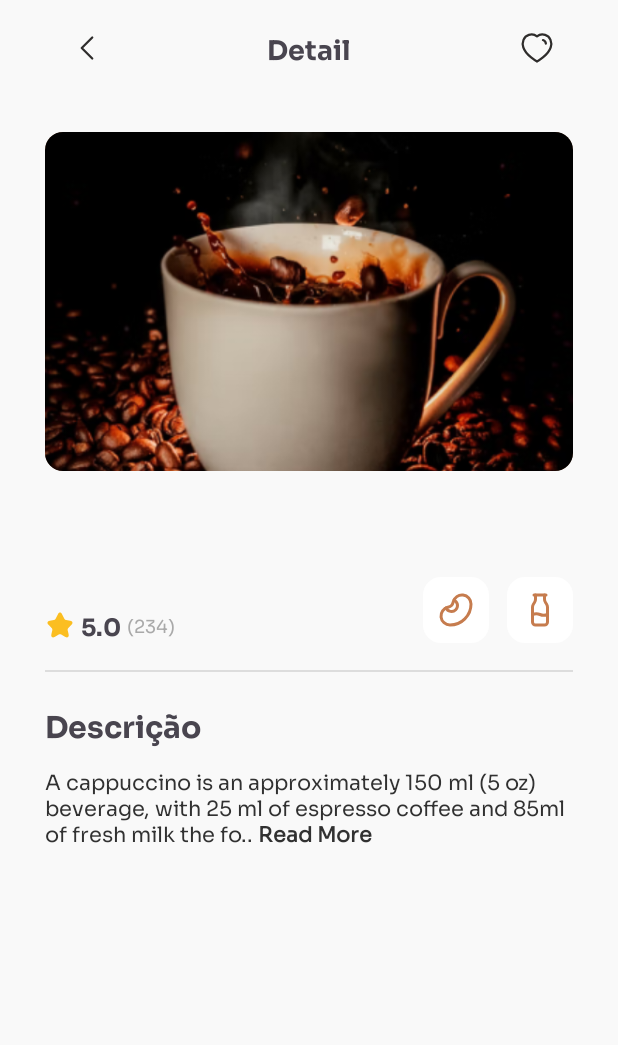
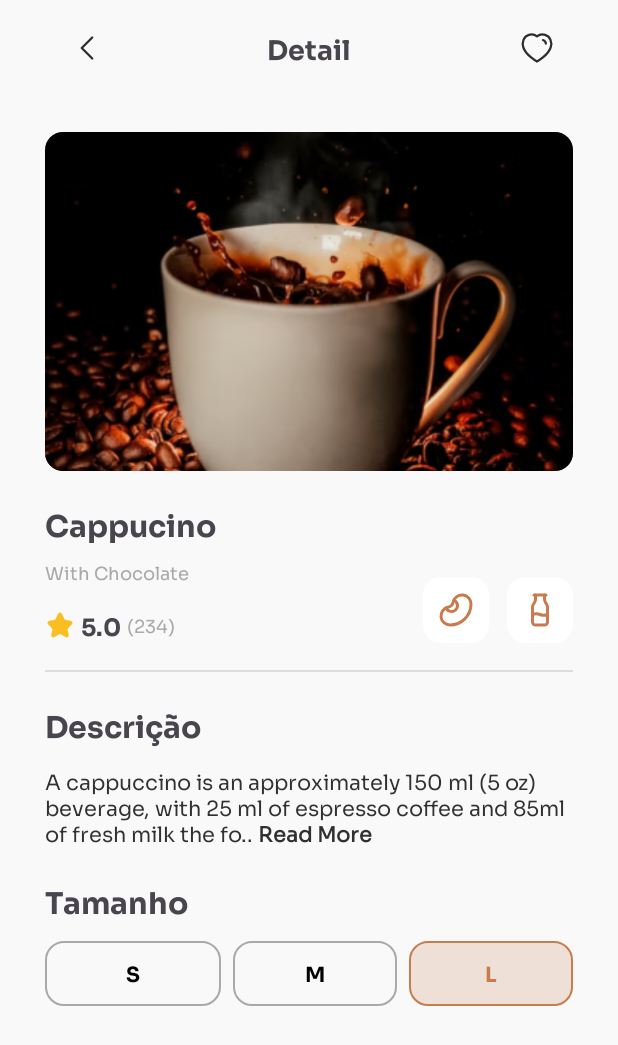
Before and after one commit to Matheus0liveira/coffee-shop, an Android app: the screen it shows after launch (DetailActivity), on a phone screen of 412 x 824 dp. Shown: the top 1045 px of the screen. Run offline under Robolectric (Android 15) with nearby library versions, the phone set to English and light mode, and no system bars.

Commit message:
feat: create size component

```diff
--- /dev/null
+++ b/app/src/main/java/com/matheus0liveira/coffeeshop/common/view/SizeInputRadio.kt
@@ -0,0 +1,122 @@
+package com.matheus0liveira.coffeeshop.common.view
+
+import android.annotation.SuppressLint
+import android.content.Context
+import android.util.AttributeSet
+import android.util.Log
+import android.util.Size
+import android.view.LayoutInflater
+import android.view.View
+import android.view.ViewGroup
+import android.widget.FrameLayout
+import androidx.appcompat.app.AppCompatActivity
+import androidx.constraintlayout.widget.ConstraintLayout
+import androidx.core.content.ContextCompat
+import androidx.core.content.res.ResourcesCompat
+import androidx.recyclerview.widget.GridLayoutManager
+import androidx.recyclerview.widget.RecyclerView
+import com.matheus0liveira.coffeeshop.R
+import com.matheus0liveira.coffeeshop.databinding.ItemSizeInputRadioBinding
+import com.matheus0liveira.coffeeshop.databinding.SizeInputRadioBinding
+
+
+data class SizeItem(
+    val label: String,
+    val value: String,
+    var enabled: Boolean = false
+)
+
+
+class SizeInputRadio : FrameLayout {
+    private lateinit var binding: SizeInputRadioBinding
+    lateinit var onChangeItemSize: (SizeItem) -> Unit
+
+    constructor(context: Context) : super(context)
+    constructor(context: Context, attrs: AttributeSet?) : super(context, attrs) {
+        setup(context, attrs)
+    }
+
+    constructor(context: Context, attrs: AttributeSet?, defStyleAttr: Int) : super(
+        context,
+        attrs,
+        defStyleAttr
+    ) {
+        setup(context, attrs)
+    }
+
+
+    private fun setup(context: Context, attrs: AttributeSet?) {
+        val layoutInflater = LayoutInflater.from(context)
+        binding = SizeInputRadioBinding.inflate(layoutInflater, this);
+        val items = mutableListOf<SizeItem>()
+        items.add(SizeItem("S", "s"))
+        items.add(SizeItem("M", "m"))
+        items.add(SizeItem("L", "l", true))
+        with(binding) {
+            rvSizeInputRadio.adapter = Adapter(items)
+            rvSizeInputRadio.layoutManager = GridLayoutManager(context, 3)
+        }
+
+    }
+
+    private inner class Adapter(private val items: List<SizeItem>) :
+        RecyclerView.Adapter<Adapter.ViewHolder>() {
+        inner class ViewHolder(private val view: View) : RecyclerView.ViewHolder(view) {
+            private lateinit var binding: ItemSizeInputRadioBinding
+
+            @SuppressLint("NotifyDataSetChanged")
+            fun bind(item: SizeItem) {
+                with(binding) {
+                    itemSizeTextTxt.text = item.label
+                    itemSizeContainer.setOnClickListener {
+                        if (!item.enabled) {
+                            item.enabled = true
+                        } else {
+                            return@setOnClickListener
+                        }
+                        items.forEach { if (it != item && it.enabled) it.enabled = false }
+                        this@Adapter.notifyDataSetChanged()
+
+                        onChangeItemSize.invoke(item)
+
+                        Log.i("CLICK INSIDE", "$item")
+                    }
+                }
+            }
+
+            fun init(item: SizeItem, position: Int) {
+                binding = ItemSizeInputRadioBinding.bind(view)
+
+                with(binding) {
+                    val param = itemSizeContainer.layoutParams as MarginLayoutParams
+                    if (position != 0) param.setMargins(12, 0, 0, 0)
+
+                    if (item.enabled) {
+                        itemSizeContainer.setBackgroundResource(R.drawable.item_size_enabled)
+                        itemSizeTextTxt.setTextColor(
+                            ContextCompat.getColor(view.context, R.color.brown)
+                        )
+                    } else {
+                        itemSizeContainer.setBackgroundResource(R.drawable.item_size_disabled)
+                        itemSizeTextTxt.setTextColor(
+                            ContextCompat.getColor(view.context, R.color.black)
+                        )
+                    }
+                }
+            }
+        }
+
+        override fun onCreateViewHolder(parent: ViewGroup, viewType: Int): ViewHolder {
+            val view = LayoutInflater.from(parent.context)
+                .inflate(R.layout.item_size_input_radio, parent, false)
+            return ViewHolder(view)
+        }
+
+        override fun getItemCount(): Int = items.size
+
+        override fun onBindViewHolder(holder: ViewHolder, position: Int) {
+            holder.init(items[position], position)
+            holder.bind(items[position])
+        }
+    }
+}
--- a/app/src/main/java/com/matheus0liveira/coffeeshop/detail/view/DetailActivity.kt
+++ b/app/src/main/java/com/matheus0liveira/coffeeshop/detail/view/DetailActivity.kt
@@ -24,6 +24,9 @@ class DetailActivity : AppCompatActivity() {
             detailMainImg.setImageResource(R.drawable.big_coffee)
             detailRatingAverageTxt.text = "5.0"
             detailRatingCountTxt.text = "(234)"
+            detailTitleTxt.text = "Cappucino"
+            detailHelpTextTxt.text = "With Chocolate"
+            detailSizeRadio.onChangeItemSize = { Log.i("CLICKED", "$it") }
         }
     }
 
--- /dev/null
+++ b/app/src/main/res/color/item_size_enabled.xml
@@ -0,0 +1,5 @@
+<?xml version="1.0" encoding="utf-8"?>
+<selector xmlns:android="http://schemas.android.com/apk/res/android">
+    <item android:color="@color/brown" android:state_enabled="true" />
+    <item android:color="@color/white" android:state_enabled="false" />
+</selector>
--- /dev/null
+++ b/app/src/main/res/drawable/item_size_disabled.xml
@@ -0,0 +1,9 @@
+<?xml version="1.0" encoding="utf-8"?>
+<shape xmlns:android="http://schemas.android.com/apk/res/android">
+
+    <corners android:radius="12dp" />
+    <solid android:color="@color/bg" />
+    <stroke
+        android:color="@color/gray"
+        android:width="1dp" />
+</shape>
--- /dev/null
+++ b/app/src/main/res/drawable/item_size_enabled.xml
@@ -0,0 +1,8 @@
+<?xml version="1.0" encoding="utf-8"?>
+<shape xmlns:android="http://schemas.android.com/apk/res/android">
+    <corners android:radius="12dp" />
+    <solid android:color="@color/brown_low" />
+    <stroke
+        android:color="@color/brown"
+        android:width="1dp" />
+</shape>
--- /dev/null
+++ b/app/src/main/res/drawable/radio_rounded_corner.xml
@@ -0,0 +1,5 @@
+<?xml version="1.0" encoding="utf-8"?>
+<shape xmlns:android="http://schemas.android.com/apk/res/android">
+    <corners  android:radius="12dp"/>
+    <stroke android:width="2dp" android:color="@color/brown"/>
+</shape>
--- a/app/src/main/res/layout/activity_detail.xml
+++ b/app/src/main/res/layout/activity_detail.xml
@@ -164,5 +164,22 @@
         android:layout_marginTop="12dp"
         android:textSize="14sp" />
 
+    <TextView
+        android:id="@+id/detail_size_title_txt"
+        android:layout_width="match_parent"
+        android:layout_height="wrap_content"
+        android:text="@string/size"
+        app:layout_constraintTop_toBottomOf="@id/detail_description_content_txt"
+        android:fontFamily="@font/sora_bold"
+        android:layout_marginTop="20dp"
+        android:textSize="20sp" />
+
+    <com.matheus0liveira.coffeeshop.common.view.SizeInputRadio
+        android:id="@+id/detail_size_radio"
+        android:layout_width="match_parent"
+        android:layout_height="wrap_content"
+        android:layout_marginTop="12dp"
+        app:layout_constraintTop_toBottomOf="@id/detail_size_title_txt" />
+
 
 </androidx.constraintlayout.widget.ConstraintLayout>
--- /dev/null
+++ b/app/src/main/res/layout/item_size_input_radio.xml
@@ -0,0 +1,21 @@
+<?xml version="1.0" encoding="utf-8"?>
+<androidx.constraintlayout.widget.ConstraintLayout xmlns:android="http://schemas.android.com/apk/res/android"
+    android:id="@+id/item_size_container"
+    android:layout_width="match_parent"
+    android:layout_height="43dp"
+    xmlns:tools="http://schemas.android.com/tools"
+    android:background="@drawable/item_size_disabled"
+    android:alpha="2">
+
+    <TextView
+        android:id="@+id/item_size_text_txt"
+        android:layout_width="match_parent"
+        android:layout_height="match_parent"
+        tools:text="S"
+        android:gravity="center"
+        android:textColor="@color/gray_black"
+        android:fontFamily="@font/sora_bold"
+        android:textSize="14sp" />
+
+
+</androidx.constraintlayout.widget.ConstraintLayout>
--- /dev/null
+++ b/app/src/main/res/layout/size_input_radio.xml
@@ -0,0 +1,17 @@
+<?xml version="1.0" encoding="utf-8"?>
+<merge xmlns:android="http://schemas.android.com/apk/res/android"
+    xmlns:tools="http://schemas.android.com/tools"
+    xmlns:app="http://schemas.android.com/apk/res-auto"
+    android:layout_width="match_parent"
+    android:layout_height="match_parent">
+
+    <androidx.recyclerview.widget.RecyclerView
+        android:id="@+id/rv_size_input_radio"
+        android:layout_width="match_parent"
+        android:layout_height="wrap_content"
+        tools:itemCount="3"
+        app:layoutManager="androidx.recyclerview.widget.GridLayoutManager"
+        app:spanCount="3"
+        tools:listitem="@layout/item_size_input_radio" />
+
+</merge>
--- a/app/src/main/res/values/colors.xml
+++ b/app/src/main/res/values/colors.xml
@@ -5,6 +5,7 @@
     <color name="bg">#F9F9F9</color>
     <color name="dark">#2F2D2C</color>
     <color name="brown">#C67C4E</color>
+    <color name="brown_low">#32C67C4E</color>
     <color name="gray">#A9A9A9</color>
     <color name="gray_white">#DDDDDD</color>
     <color name="gray_black">#313131</color>
--- a/app/src/main/res/values/strings.xml
+++ b/app/src/main/res/values/strings.xml
@@ -52,4 +52,5 @@
     <string name="detail">Detail</string>
     <string name="description">Descrição</string>
     <string name="detail_description">A cappuccino is an approximately 150 ml (5 oz) beverage, with 25 ml of espresso coffee and 85ml of fresh milk the fo.. <b>Read More</b></string>
+    <string name="size">Tamanho</string>
 </resources>
--- a/app/src/main/res/values/themes.xml
+++ b/app/src/main/res/values/themes.xml
@@ -2,15 +2,17 @@
     <!-- Base application theme. -->
     <style name="Base.Theme.CoffeeShop" parent="Theme.Material3.DayNight.NoActionBar">
         <item name="colorPrimary">@color/brown</item>
-
         <item name="android:statusBarColor">@color/black</item>
     </style>
 
     <style name="Theme.CoffeeShop" parent="Base.Theme.CoffeeShop" />
 
     <style name="Theme.CoffeeShop.Main" parent="Base.Theme.CoffeeShop">
-
         <item name="android:statusBarColor">@color/dark</item>
     </style>
 
+    <style name="Theme.CoffeeShop.ItemSize">
+        <item name="backgroundTint">@color/item_size_enabled</item>
+    </style>
+
 </resources>
```
